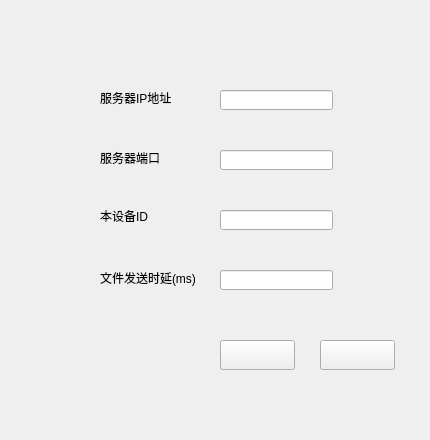
Above: Qt source code/options.ui from stan12138/Filer before the change. Below: the same form after it.
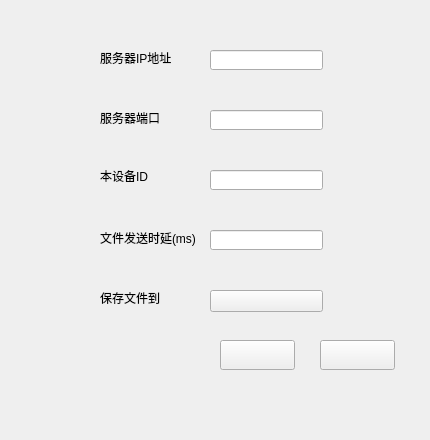
That is the form after the change. Icons and pictures are not drawn.

Commit message: v1.2 18.10.17 加入指定文件夹功能

What changed in the file:
```diff
--- a/Qt source code/options.ui
+++ b/Qt source code/options.ui
@@ -22,7 +22,7 @@
    <property name="geometry">
     <rect>
      <x>100</x>
-     <y>90</y>
+     <y>50</y>
      <width>81</width>
      <height>16</height>
     </rect>
@@ -35,7 +35,7 @@
    <property name="geometry">
     <rect>
      <x>100</x>
-     <y>210</y>
+     <y>170</y>
      <width>54</width>
      <height>12</height>
     </rect>
@@ -47,8 +47,8 @@
   <widget class="QLineEdit" name="ID">
    <property name="geometry">
     <rect>
-     <x>220</x>
-     <y>210</y>
+     <x>210</x>
+     <y>170</y>
      <width>113</width>
      <height>20</height>
     </rect>
@@ -57,8 +57,8 @@
   <widget class="QLineEdit" name="IP">
    <property name="geometry">
     <rect>
-     <x>220</x>
-     <y>90</y>
+     <x>210</x>
+     <y>50</y>
      <width>113</width>
      <height>20</height>
     </rect>
@@ -85,7 +85,7 @@
    <property name="geometry">
     <rect>
      <x>100</x>
-     <y>150</y>
+     <y>110</y>
      <width>61</width>
      <height>16</height>
     </rect>
@@ -97,8 +97,8 @@
   <widget class="QLineEdit" name="Port">
    <property name="geometry">
     <rect>
-     <x>220</x>
-     <y>150</y>
+     <x>210</x>
+     <y>110</y>
      <width>113</width>
      <height>20</height>
     </rect>
@@ -131,7 +131,7 @@
    <property name="geometry">
     <rect>
      <x>100</x>
-     <y>270</y>
+     <y>230</y>
      <width>101</width>
      <height>16</height>
     </rect>
@@ -143,13 +143,39 @@
   <widget class="QLineEdit" name="delay">
    <property name="geometry">
     <rect>
-     <x>220</x>
-     <y>270</y>
+     <x>210</x>
+     <y>230</y>
      <width>113</width>
      <height>20</height>
     </rect>
    </property>
   </widget>
+  <widget class="QLabel" name="label_5">
+   <property name="geometry">
+    <rect>
+     <x>100</x>
+     <y>290</y>
+     <width>71</width>
+     <height>16</height>
+    </rect>
+   </property>
+   <property name="text">
+    <string>保存文件到</string>
+   </property>
+  </widget>
+  <widget class="QPushButton" name="choose_dir">
+   <property name="geometry">
+    <rect>
+     <x>210</x>
+     <y>290</y>
+     <width>113</width>
+     <height>22</height>
+    </rect>
+   </property>
+   <property name="text">
+    <string/>
+   </property>
+  </widget>
  </widget>
  <resources>
   <include location="resource.qrc"/>
```
The commit also changes 9 other files.
